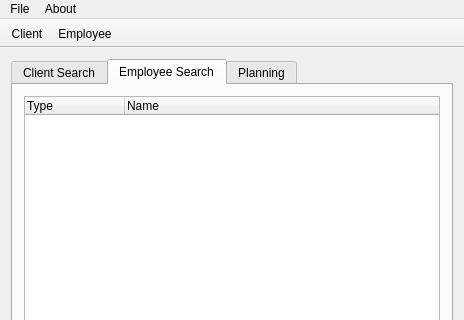
First picture: the form in mainwindow.ui, repository mariedegen/QtProject, before the edit; both pictures show x 0 to 464 and y 0 to 320 of the 464 by 507 pixel window.
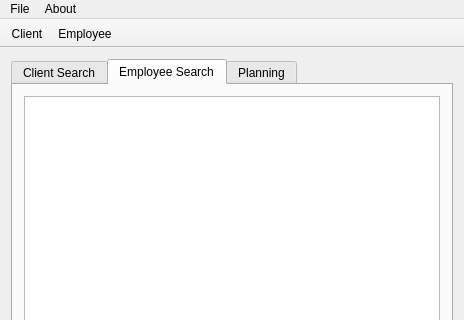
Second picture: the form after the edit. The open tabs and pages were chosen to show the change. Icons and pictures are not drawn.

What changed in the file:
```diff
--- a/mainwindow.ui
+++ b/mainwindow.ui
@@ -127,18 +127,7 @@
        </attribute>
        <layout class="QGridLayout" name="gridLayout_2">
         <item row="0" column="0">
-         <widget class="QTreeWidget" name="treeWidget">
-          <column>
-           <property name="text">
-            <string>Type</string>
-           </property>
-          </column>
-          <column>
-           <property name="text">
-            <string>Name</string>
-           </property>
-          </column>
-         </widget>
+         <widget class="QTreeView" name="employeeTree"/>
         </item>
        </layout>
       </widget>
```
Left out of the diff: 2 changed lines with no effect on the pictures.
